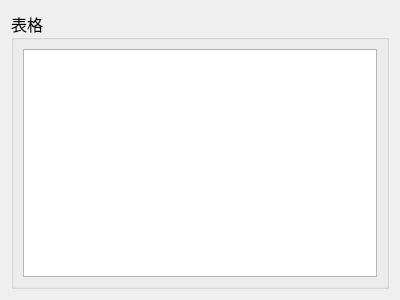
luozhiyong131/BusBar, file LoadCabinet/common/tablewid/comtablewid.ui: the form before one commit.
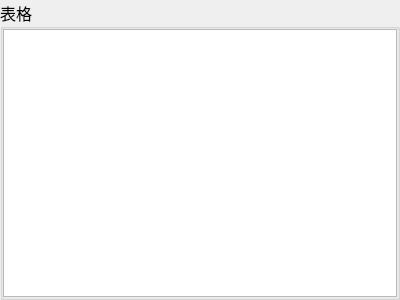
The form after the commit.

Commit message: 界面调整

The edit to the form file:
```diff
--- a/LoadCabinet/common/tablewid/comtablewid.ui
+++ b/LoadCabinet/common/tablewid/comtablewid.ui
@@ -14,6 +14,21 @@
    <string>Form</string>
   </property>
   <layout class="QGridLayout" name="gridLayout">
+   <property name="leftMargin">
+    <number>0</number>
+   </property>
+   <property name="topMargin">
+    <number>0</number>
+   </property>
+   <property name="rightMargin">
+    <number>0</number>
+   </property>
+   <property name="bottomMargin">
+    <number>0</number>
+   </property>
+   <property name="spacing">
+    <number>0</number>
+   </property>
    <item row="0" column="0">
     <widget class="QGroupBox" name="groupBox">
      <property name="font">
@@ -26,6 +41,21 @@
       <string>表格</string>
      </property>
      <layout class="QGridLayout" name="gridLayout_2">
+      <property name="leftMargin">
+       <number>0</number>
+      </property>
+      <property name="topMargin">
+       <number>0</number>
+      </property>
+      <property name="rightMargin">
+       <number>0</number>
+      </property>
+      <property name="bottomMargin">
+       <number>0</number>
+      </property>
+      <property name="spacing">
+       <number>0</number>
+      </property>
       <item row="0" column="0">
        <widget class="QTableWidget" name="tableWidget"/>
       </item>
```
The commit also changes 4 other files.
